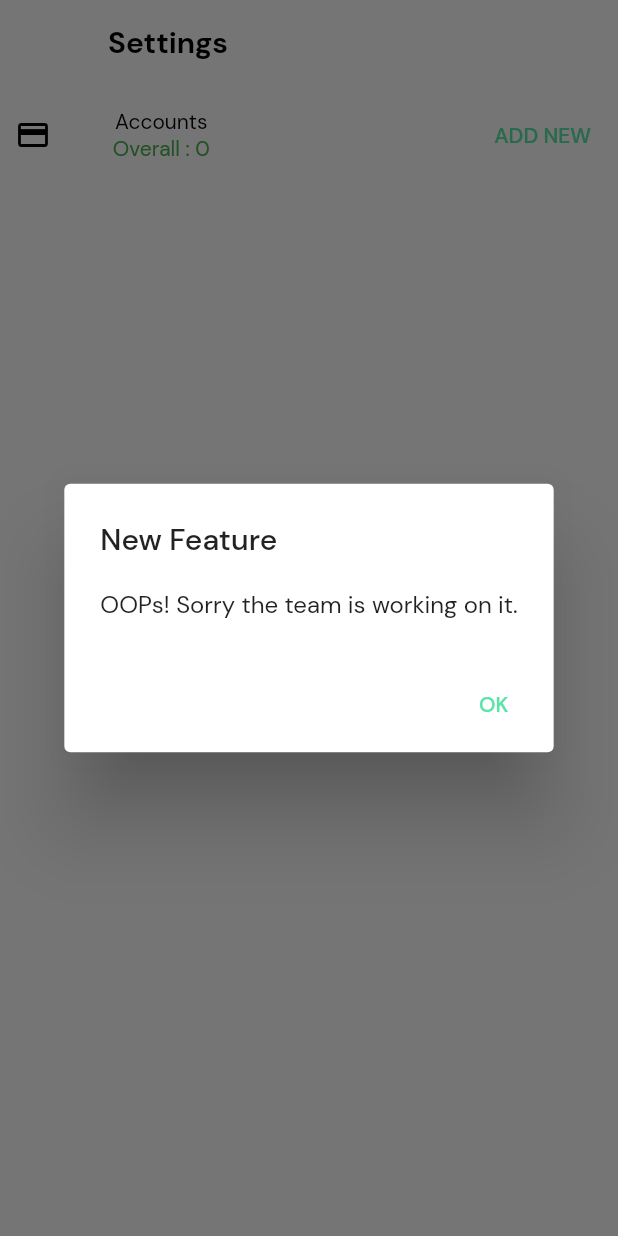
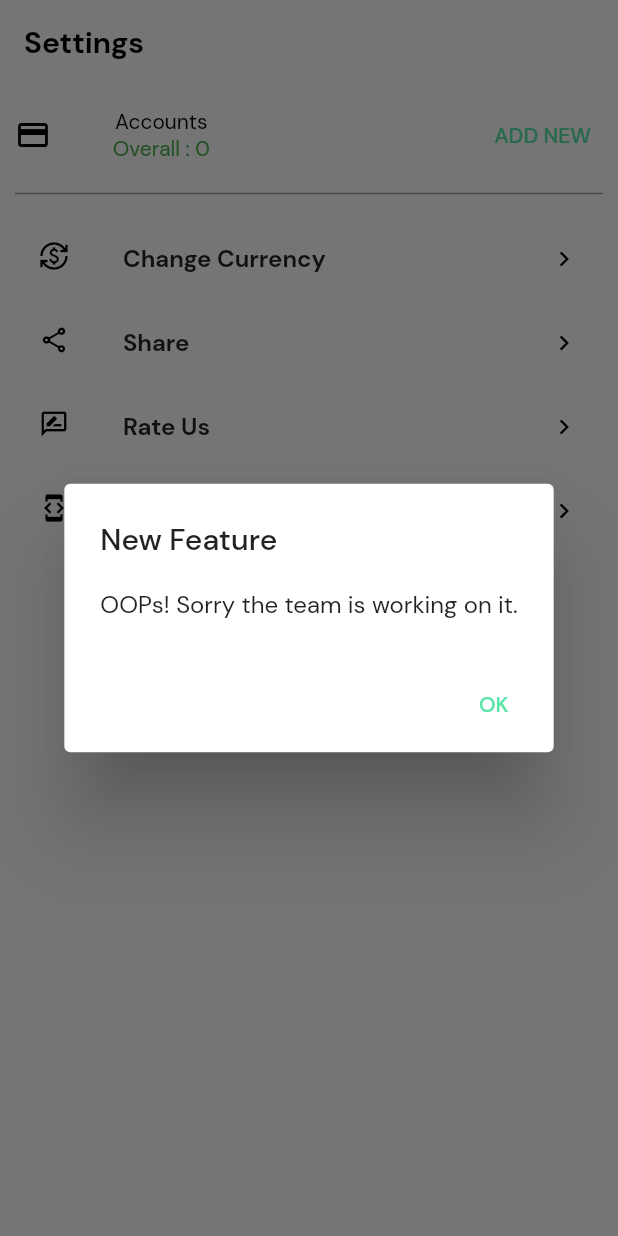
Before and after one commit to Shahabas008/Expense-Tracker, a Flutter app: the MorePage screen opened directly, after a tap on "ADD NEW", on a phone screen of 412 x 824 dp. Run offline on Flutter 3.47's test engine with Material 2 defaults, Android fonts, the phone set to English and light mode, and no system bars; our stand-ins replace hive_flutter, pie_chart, shared_preferences; accounts and stored records are empty.

Commit message:
SETTINGS_PAGE_UI

```diff
--- /dev/null
+++ b/lib/UI/Settings/Model/more_settings_model.dart
@@ -0,0 +1,9 @@
+import 'package:flutter/cupertino.dart';
+
+class MoreSettingsModel {
+  final String sectionName;
+  final IconData sectionIcon;
+
+  MoreSettingsModel(this.sectionName, this.sectionIcon);
+
+}
--- /dev/null
+++ b/lib/UI/Settings/Widgets/more_settings_container.dart
@@ -0,0 +1,47 @@
+import 'package:flutter/material.dart';
+
+import '../Model/more_settings_model.dart';
+class MoreSettingsContainer extends StatelessWidget {
+  MoreSettingsContainer({Key? key}) : super(key: key);
+  List<MoreSettingsModel> moreSettingsList = [
+    MoreSettingsModel("Change Currency",  Icons.currency_exchange_outlined,),
+    MoreSettingsModel("Share", Icons.share_outlined),
+    MoreSettingsModel("Rate Us", Icons.rate_review_outlined),
+    MoreSettingsModel("About Developer", Icons.developer_mode_outlined),
+
+  ];
+
+  @override
+  Widget build(BuildContext context) {
+    final height = MediaQuery.of(context).size.height;
+    final width = MediaQuery.of(context).size.width;
+    return Container(
+      height: height ,
+      child:
+        ListView.builder(
+          shrinkWrap: true,
+          itemCount: moreSettingsList.length,
+            itemBuilder: (context , index) {
+          final data = moreSettingsList[index];
+          return GestureDetector(
+            onTap: () {
+              //NAVIGATING TO THE TILE
+            },
+            child: ListTile(
+              leading: Icon(data.sectionIcon,
+              color: Colors.black,size: 20.0,),
+              title: Text(data.sectionName,
+              style: const TextStyle(
+                fontWeight: FontWeight.w600,
+                fontSize: 16.0,
+              ),),
+                trailing: const Icon(Icons.chevron_right,
+                size: 20.0,
+                color: Colors.black,),
+            ),
+          );
+
+        })
+    );
+  }
+}
--- /dev/null
+++ b/lib/UI/Settings/setting.dart
@@ -0,0 +1,109 @@
+import 'package:flutter/material.dart';
+import 'package:money_management_app/UI/Settings/Widgets/more_settings_container.dart';
+import 'package:money_management_app/UI/home/provider.dart';
+import 'package:provider/provider.dart';
+
+import '../../utils/colors.dart';
+
+class MorePage extends StatelessWidget {
+  const MorePage({Key? key}) : super(key: key);
+
+  @override
+  Widget build(BuildContext context) {
+    final homeProvider = Provider.of<AddListProvider>(context, listen: false);
+    Size size = MediaQuery.of(context).size;
+    return Scaffold(
+      backgroundColor: white,
+      appBar: AppBar(
+        elevation: 0,
+        backgroundColor: white,
+        title: Text(
+          "Settings",
+          style: TextStyle(fontWeight: FontWeight.bold, color: black),
+        ),
+      ),
+      body: Padding(
+        padding: const EdgeInsets.all(10.0),
+        child: SingleChildScrollView(
+          child: Column(
+            children: [
+              Row(
+                children: [
+                  Icon(
+                    Icons.payment_outlined,
+                    color: black,
+                  ),
+                  SizedBox(
+                    width: size.width * 0.1,
+                  ),
+                  Column(
+                    children: [
+                      Text(
+                        "Accounts",
+                        style: TextStyle(
+                          color: black,
+                        ),
+                      ),
+                      Text(
+                        "Overall : ${homeProvider.balanceHome}",
+                        style: const TextStyle(
+                          color: Colors.green,
+                        ),
+                      ),
+                    ],
+                  ),
+                  const Spacer(),
+                  TextButton(
+                    onPressed: () {
+                      showDialog(
+                        context: context,
+                        builder: (_) {
+                          return AlertDialog(
+                            title: const Text("New Feature"),
+                            content: const Text(
+                                "OOPs! Sorry the team is working on it."),
+                            actions: [
+                              TextButton(
+                                onPressed: () {
+                                  Navigator.pop(context);
+                                },
+                                child: Text(
+                                  "OK",
+                                  style: TextStyle(
+                                    color: teal,
+                                  ),
+                                ),
+                              ),
+                            ],
+                          );
+                        },
+                      );
+                    },
+                    child: Text(
+                      "ADD NEW",
+                      style: TextStyle(
+                        color: teal,
+                      ),
+                    ),
+                  ),
+                ],
+              ),
+              const SizedBox(
+                height: 15.0,
+              ),
+              const Divider(
+                color: Colors.grey,
+                height: 0.5,
+                thickness: 1,
+              ),
+              const SizedBox(
+                height: 15.0,
+              ),
+              MoreSettingsContainer(),
+            ],
+          ),
+        ),
+      ),
+    );
+  }
+}
--- a/lib/UI/addBugdet/addbudget.dart
+++ b/lib/UI/addBugdet/addbudget.dart
@@ -46,7 +46,7 @@ class _AddBudgetState extends State<AddBudget> {
   bool isExpanded = true;
   GlobalKey widgetKey = GlobalKey();
   double childHeight = 0.0;
-  IconData? iconCategory;
+  Icon? iconCategory;
   Color bgColorOfContainer = Colors.transparent;
   bool isEdit = false;
   String categoryName = "";
@@ -467,9 +467,11 @@ class _AddBudgetState extends State<AddBudget> {
                                                           .incomeContainerList[
                                                               index]
                                                           .containerIndex);
-                                              iconCategory = snapshot2
-                                                  .incomeContainerList[index]
-                                                  .icon;
+                                              iconCategory = Icon(
+                                                  snapshot2
+                                                      .incomeContainerList[index]
+                                                      .icon
+                                              );
                                               bgColorOfContainer = snapshot2
                                                   .incomeContainerList[index]
                                                   .bgcolor;
@@ -616,9 +618,11 @@ class _AddBudgetState extends State<AddBudget> {
                                                           .expenseContainerList[
                                                               index]
                                                           .containerIndex);
-                                              iconCategory = snapshot2
-                                                  .expenseContainerList[index]
-                                                  .icon;
+                                              iconCategory = Icon(
+                                                  snapshot2
+                                                      .expenseContainerList[index]
+                                                      .icon
+                                              );
                                               bgColorOfContainer = snapshot2
                                                   .expenseContainerList[index]
                                                   .bgcolor;
--- a/lib/UI/home/homepage.dart
+++ b/lib/UI/home/homepage.dart
@@ -317,8 +317,8 @@ class _HomePageState extends State<HomePage> {
                                                 .incomeTextFormValues
                                                 .value[index]
                                                 .selectedIndexHome,
-                                            icon: snapshot.incomeTextFormValues
-                                                .value[index].categoryIcon,
+                                            icon:snapshot.incomeTextFormValues
+                                                .value[index].categoryIcon.toString(),
                                             bgColor: snapshot
                                                 .incomeTextFormValues
                                                 .value[index]
@@ -328,12 +328,12 @@ class _HomePageState extends State<HomePage> {
                                       );
                                     },
                                     child: ListTile(
-                                      leading: Icon(
-                                        // snapshot.incomeTextFormValues
-                                        //     .value[index].categoryIcon,
+                                      // leading:
+                                      //   snapshot.incomeTextFormValues
+                                      //       .value[index].categoryIcon,
                                         // color: snapshot.incomeTextFormValues
                                         //     .value[index].bgColorOfContainer,
-                                      ),
+
                                       //display the category icon here
                                       subtitle: Text(
                                         snapshot.incomeTextFormValues
--- a/lib/UI/home/model.dart
+++ b/lib/UI/home/model.dart
@@ -1,3 +1,4 @@
+import 'package:flutter/cupertino.dart';
 import 'package:hive_flutter/adapters.dart';
 part 'model.g.dart';
 
--- a/lib/UI/setting.dart
+++ /dev/null
@@ -1,83 +0,0 @@
-import 'package:flutter/material.dart';
-import 'package:money_management_app/UI/home/provider.dart';
-import 'package:provider/provider.dart';
-
-import '../utils/colors.dart';
-
-class MorePage extends StatelessWidget {
-  const MorePage({Key? key}) : super(key: key);
-
-  @override
-  Widget build(BuildContext context) {
-    final homeProvider = Provider.of<AddListProvider>(context, listen: false);
-    Size size = MediaQuery.of(context).size;
-    return Scaffold(
-      backgroundColor: white,
-      appBar: AppBar(
-        elevation: 0,
-        backgroundColor: white,
-        title:  Text(
-          "Settings",
-          style: TextStyle(
-            fontWeight: FontWeight.bold,
-            color: black
-          ),
-        ),
-      ),
-      body: Padding(
-        padding: const EdgeInsets.all(10.0),
-        child: Column(
-          children: [
-            Row(
-              children: [
-                Icon(
-                  Icons.payment_outlined,
-                  color: black,
-                ),
-                 SizedBox(
-                  width: size.width*0.1,
-                ),
-                Column(
-                  children: [
-                    Text(
-                      "Accounts",
-                      style: TextStyle(
-                        color: black,
-                      ),
-                    ),
-                    Text(
-                      "Overall : ${homeProvider.balanceHome}",
-                      style: const TextStyle(
-                        color: Colors.green,
-                      ),
-                    ),
-                  ],
-                ),
-             const Spacer(),
-                TextButton(onPressed: () {
-                  showDialog(context: context, builder:(_) {
-                    return   AlertDialog(
-                      title:  const Text("New Feature"),
-                      content: const Text("OOPs! Sorry the team is working on it."),
-                      actions: [
-                        TextButton(onPressed: () {
-                          Navigator.pop(context);
-                        }, child:  Text("OK",
-                        style: TextStyle(
-                          color: teal,
-                        ),),),
-                      ],
-                    );
-                  },);
-                }, child:  Text("ADD NEW",
-                style: TextStyle(
-                  color: teal,
-                ),)),
-              ],
-            ),
-          ],
-        ),
-      ),
-    );
-  }
-}
--- a/lib/UI/stats.dart
+++ b/lib/UI/stats.dart
@@ -41,7 +41,7 @@ class StatsPage extends StatelessWidget {
               SizedBox(
                 width: double.infinity,
                 height: height*0.45,
-                child: Image.asset("asset/stats.png",
+                child: Image.asset("asset/images/stats.png",
                 fit: BoxFit.fill,
                ),
               ),
--- a/lib/main.dart
+++ b/lib/main.dart
@@ -1,5 +1,6 @@
 import 'package:flutter/material.dart';
 import 'package:hive_flutter/adapters.dart';
+import 'package:money_management_app/UI/Settings/setting.dart';
 import 'package:money_management_app/UI/addBugdet/addbudgetmodel.dart';
 import 'package:money_management_app/UI/budget/budget_model.dart';
 import 'package:money_management_app/UI/budget/budget_provider.dart';
@@ -42,7 +43,7 @@ class MyApp extends StatelessWidget {
           fontFamily: "DMSans",
         ),
         debugShowCheckedModeBanner: false,
-        home: BottomNavigationBarPage(),
+        home: const MorePage(),
       ),
     );
   }
--- a/lib/widget/bottomnavigationbar.dart
+++ b/lib/widget/bottomnavigationbar.dart
@@ -2,7 +2,7 @@ import 'package:flutter/material.dart';
 import 'package:money_management_app/UI/budget/budgetpage.dart';
 import 'package:money_management_app/UI/home/homepage.dart';
 import 'package:money_management_app/UI/home/provider.dart';
-import 'package:money_management_app/UI/setting.dart';
+import 'package:money_management_app/UI/Settings/setting.dart';
 import 'package:money_management_app/UI/stats.dart';
 import 'package:provider/provider.dart';
 
```
